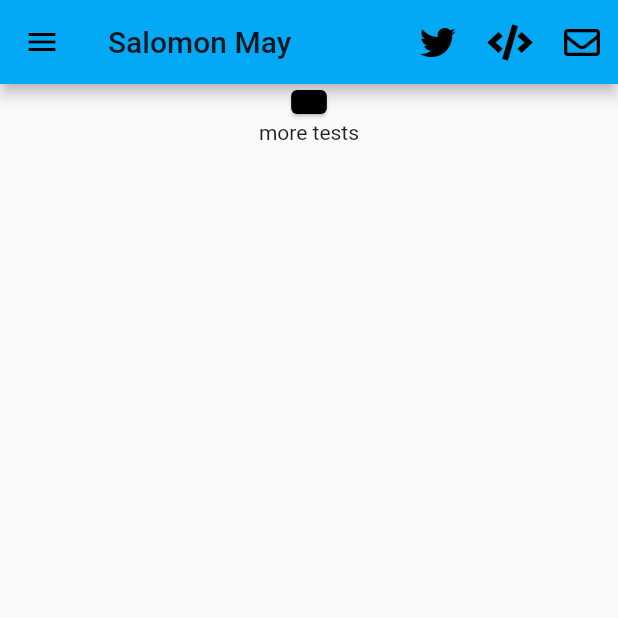
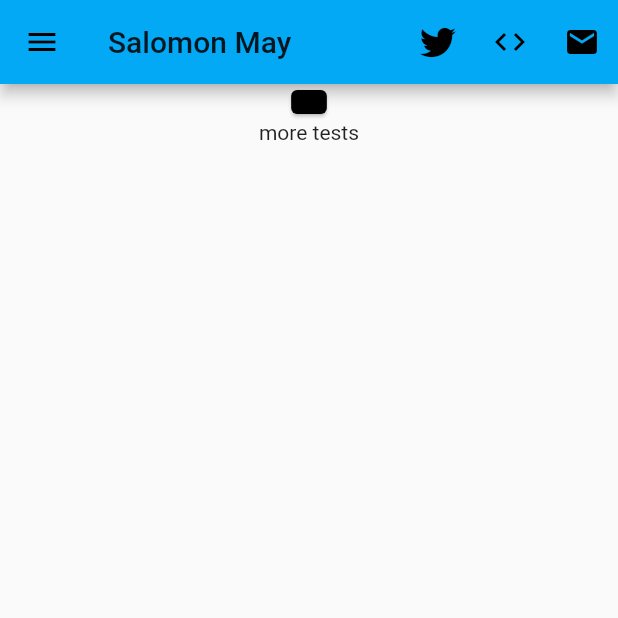
Before and after one commit to sollymay/home, a Flutter app: the screen it shows after launch, on a phone screen of 412 x 824 dp, the top half of it. Run offline on Flutter 3.47's test engine with Material 2 defaults, Android fonts, the phone set to English and light mode, and no system bars; our stand-ins replace font_awesome_flutter.

Commit message:
replaced icons

```diff
--- a/lib/main.dart
+++ b/lib/main.dart
@@ -41,13 +41,13 @@ class MyApp extends StatelessWidget {
               tooltip: 'Twitter',
             ),
             IconButton(
-              icon: FaIcon(FontAwesomeIcons.code),
+              icon: Icon(Icons.code),
               onPressed: () {
                 _launchURL(_githubUrl);
               },
             ),
             IconButton(
-              icon: FaIcon(FontAwesomeIcons.envelope),
+              icon: Icon(Icons.mail),
               onPressed: () {},
             ),
           ],
```
